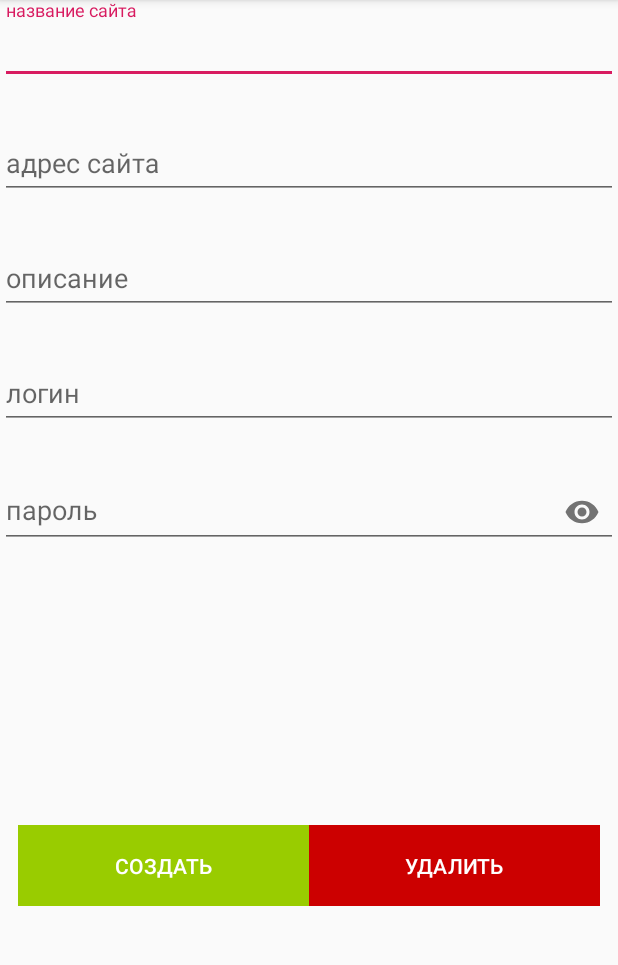
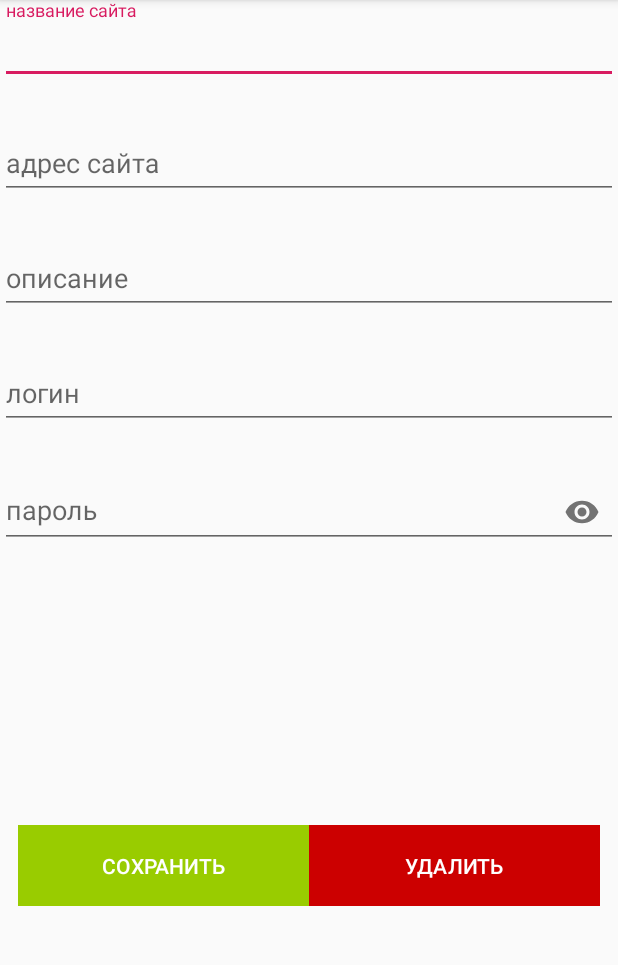
Before and after one commit to VZelinskiy/Android, an Android app: the AccountActivity screen opened directly, with no data from a screen before it, on a phone screen of 412 x 824 dp, the part 84-1049 px from its top. Run offline under Robolectric (Android 15) with nearby library versions, the phone set to English and light mode, and no system bars.

Commit message:
add set account text fields from DB

```diff
--- a/SmartPass/app/src/main/java/com/example/vladimir/smartpass/AccountActivity.java
+++ b/SmartPass/app/src/main/java/com/example/vladimir/smartpass/AccountActivity.java
@@ -23,13 +23,14 @@ import android.widget.SimpleCursorAdapter;
 public class AccountActivity extends AppCompatActivity implements LoaderCallbacks<Cursor> {
     private AccountDB accountDB;
     private Button confirmButton;
-    private TextInputEditText inputSiteName;
-    private TextInputEditText inputSiteAddress;
-    private TextInputEditText inputDescription;
-    private TextInputEditText inputLogin;
-    private TextInputEditText inputPass;
-    private SimpleCursorAdapter cursorAdapter;
+    private static TextInputEditText inputSiteName;
+    private static TextInputEditText inputSiteAddress;
+    private static TextInputEditText inputDescription;
+    private static TextInputEditText inputLogin;
+    private static TextInputEditText inputPass;
+    private static SimpleCursorAdapter cursorAdapter;
     private static long accountId;
+    private static Cursor cursor;
 
     @Override
     protected void onCreate(Bundle savedInstanceState) {
@@ -39,14 +40,39 @@ public class AccountActivity extends AppCompatActivity implements LoaderCallback
         FindUIComponents();
         InitDB();
 
-        initAccountID();
         getSupportLoaderManager().initLoader(0, null, this);
+        initAccount();
+    }
+
+    @Override
+    protected void onStart() {
+        super.onStart();
 
     }
 
-    private void initAccountID() {
+    @Override
+    protected void onResume() {
+        super.onResume();
+        if (accountId != 0){
+            setInputTextFields(cursor);
+        }
+
+    }
+
+    private void initAccount() {
         Intent intent = getIntent();
         accountId = intent.getLongExtra("id", 0);
+
+    }
+
+    private void setInputTextFields(Cursor cursor) {
+        if (cursor.moveToFirst()) {
+            inputSiteName.setText(cursor.getString(cursor.getColumnIndex(accountDB.SITE_NAME)));
+            inputSiteAddress.setText(cursor.getString(cursor.getColumnIndex(accountDB.SITE_ADDRESS)));
+            inputDescription.setText(cursor.getString(cursor.getColumnIndex(accountDB.DESCRIPTION)));
+            inputLogin.setText(cursor.getString(cursor.getColumnIndex(accountDB.LOGIN)));
+            inputPass.setText(cursor.getString(cursor.getColumnIndex(accountDB.PASS)));
+        }
     }
 
     private void InitDB() {
@@ -125,8 +151,7 @@ public class AccountActivity extends AppCompatActivity implements LoaderCallback
                 return null;
             }
             else {
-                Cursor cursor = accountDB.selectAccountById(accountId);
-
+                cursor = accountDB.selectAccountById(accountId);
                 return cursor;
             }
 
--- a/SmartPass/app/src/main/java/com/example/vladimir/smartpass/AccountDB.java
+++ b/SmartPass/app/src/main/java/com/example/vladimir/smartpass/AccountDB.java
@@ -74,7 +74,7 @@ public class AccountDB extends SQLiteOpenHelper{
 
         if (cursor.moveToFirst()) {
             do {
-                String temp = cursor.getString(cursor.getColumnIndex(ID)); // "Title" is the field name(column) of the Table
+                String temp = cursor.getString(cursor.getColumnIndex(ID));
             } while (cursor.moveToNext());
         }
         return cursor;
--- a/SmartPass/app/src/main/res/layout/item.xml
+++ b/SmartPass/app/src/main/res/layout/item.xml
@@ -11,6 +11,7 @@
         android:layout_gravity="center_vertical"
         android:layout_marginLeft="10dp"
         android:text=""
-        android:textSize="18sp">
+        android:textSize="24sp"
+        android:layout_marginStart="10dp">
     </TextView>
 </LinearLayout>
--- a/SmartPass/app/src/main/res/values/strings.xml
+++ b/SmartPass/app/src/main/res/values/strings.xml
@@ -6,6 +6,6 @@
     <string name="inputLogin">логин</string>
     <string name="inputPass">пароль</string>
     <string name="inputSiteName">название сайта</string>
-    <string name="confirmButton">создать</string>
-    <string name="deleteButton">Удалить</string>
+    <string name="confirmButton">сохранить</string>
+    <string name="deleteButton">удалить</string>
 </resources>
```
